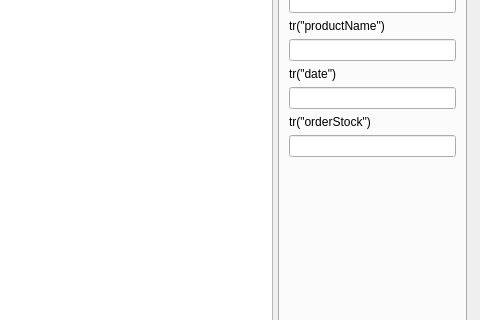
Old version of the form CustomerProduct2Project/ordermanager.ui in the repository SaintMonguss/Qt; both pictures show x 273 to 753 and y 124 to 444 of the 753 by 569 pixel window.
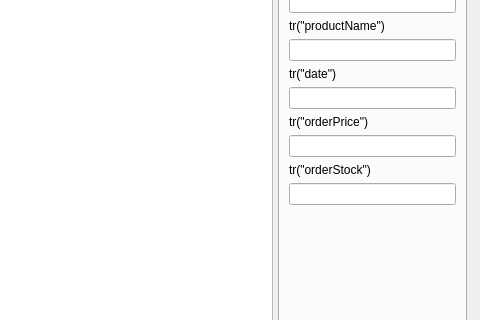
New version of the form.

Commit message:
orderManager 기능 구현
현재 order stock 관련 버그 발생

```diff
--- a/CustomerProduct2Project/ordermanager.ui
+++ b/CustomerProduct2Project/ordermanager.ui
@@ -224,6 +224,26 @@
              </item>
             </layout>
            </item>
+           <item>
+            <layout class="QVBoxLayout" name="verticalLayout_66">
+             <item>
+              <widget class="QLabel" name="label_60">
+               <property name="sizePolicy">
+                <sizepolicy hsizetype="Expanding" vsizetype="Maximum">
+                 <horstretch>0</horstretch>
+                 <verstretch>0</verstretch>
+                </sizepolicy>
+               </property>
+               <property name="text">
+                <string>tr(&quot;orderPrice&quot;)</string>
+               </property>
+              </widget>
+             </item>
+             <item>
+              <widget class="QLineEdit" name="orderInputOrderPriceText"/>
+             </item>
+            </layout>
+           </item>
            <item>
             <layout class="QVBoxLayout" name="verticalLayout_63">
              <item>
```
Left out of the diff: 6 changed lines with no effect on the pictures. The commit also changes 2 other files.
